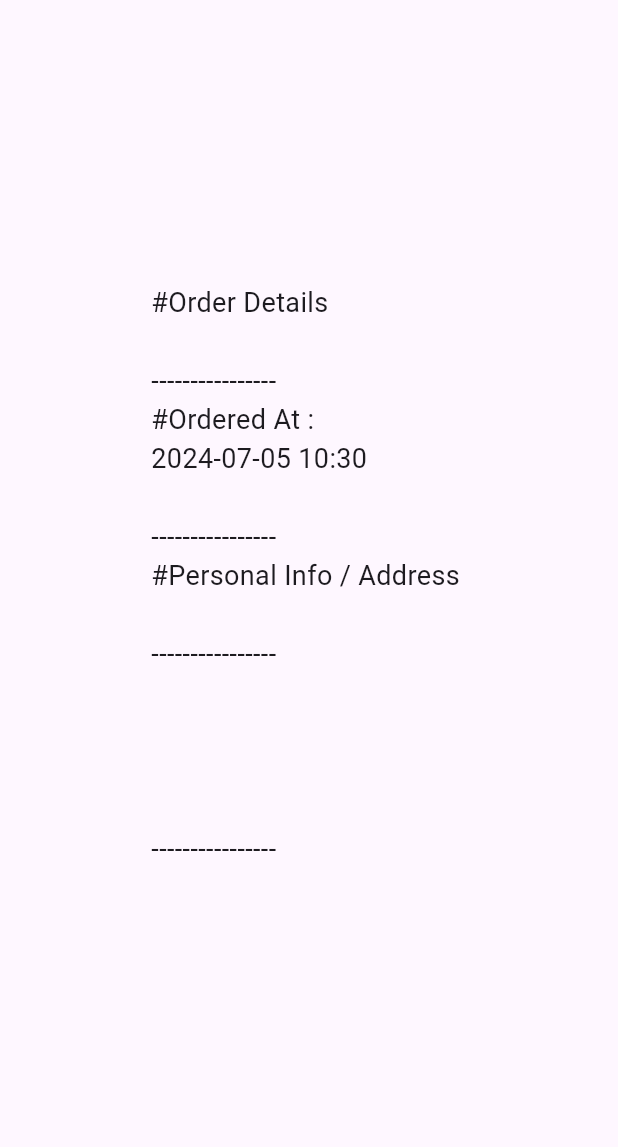
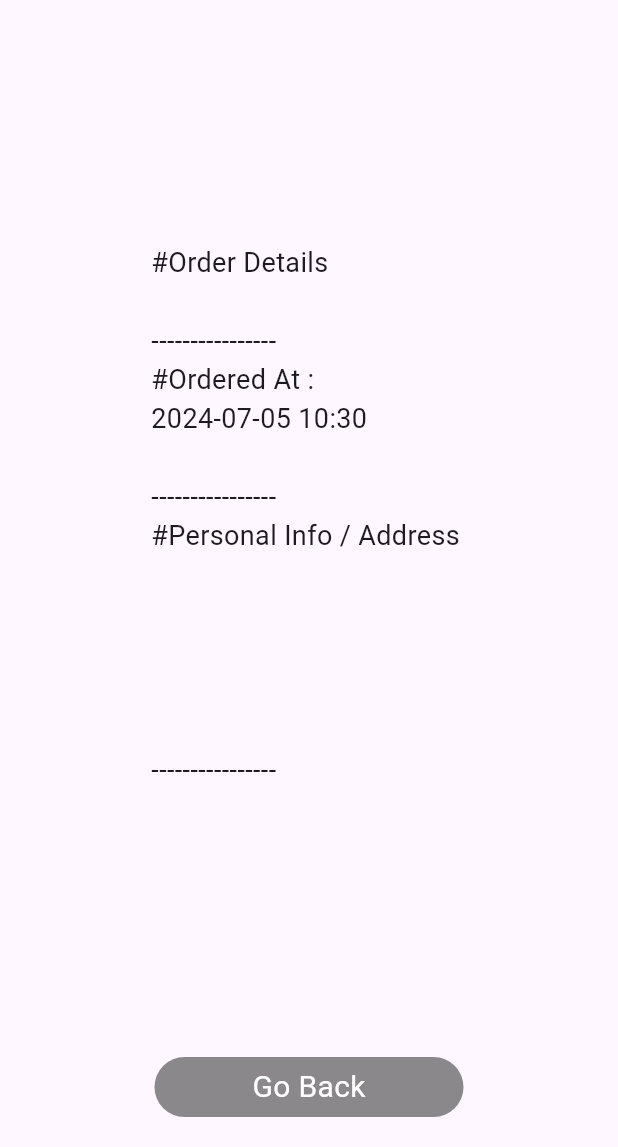
Before and after one commit to BreezyWeezy15/SushiAppFlutter, a Flutter app: the OrderPage screen opened directly with empty values, on a phone screen of 412 x 824 dp, the part 89-1236 px from its top. Run offline on Flutter 3.47's test engine with Material 3 defaults, Android fonts, the phone set to English and light mode, and no system bars; our stand-ins replace cloud_firestore, drift, firebase_auth, firebase_core, flutter_spinkit, fluttertoast and 2 more; missing offline and left inert: flutter_stripe; accounts and stored records are empty; generated files the repository leaves out were written again.

Commit message:
new changes

```diff
--- a/lib/pages/order_page.dart
+++ b/lib/pages/order_page.dart
@@ -2,6 +2,7 @@ import 'package:flutter/material.dart';
 import 'package:intl/intl.dart';
 import 'package:sushi_restaurant/components/fonts.dart';
 import 'package:sushi_restaurant/main.dart';
+import 'package:sushi_restaurant/pages/ui/home_page.dart';
 
 import '../db/sushi_database.dart';
 
@@ -27,6 +28,8 @@ class _OrderPageState extends State<OrderPage> {
   void initState() {
     super.initState();
     sushiDatabase.deleteAllSushi();
+    databaseService.saveOrder(getReceipt());
+
   }
 
   @override
@@ -39,8 +42,21 @@ class _OrderPageState extends State<OrderPage> {
             const SizedBox(height: 30,),
             Text('Delivery Information',style: getSerifFont().copyWith(fontSize: 20)),
             const SizedBox(height: 30,),
-            Expanded(
-              child: Center(child: Text(getReceipt(),style: getSerifFont().copyWith(fontSize: 18),),),
+            Expanded(child: Center(child: Text(getReceipt(),style: getSerifFont().copyWith(fontSize: 18),),)),
+            GestureDetector(
+              onTap: (){
+                Navigator.pushReplacement(context, MaterialPageRoute(builder: (_) => const HomePage()));
+              },
+              child: Container(
+                width: MediaQuery.of(context).size.width / 2,
+                height: 40,
+                margin: const EdgeInsets.all(20),
+                decoration: BoxDecoration(
+                    borderRadius: BorderRadius.circular(30),
+                    color: Colors.black45
+                ),
+                child: Center(child: Text('Go Back',style: getSerifFont().copyWith(fontSize: 20,color: Colors.white),),),
+              ),
             )
           ],
         ),
@@ -68,7 +84,6 @@ class _OrderPageState extends State<OrderPage> {
     receipt.writeln('#Personal Info / Address ');
     receipt.writeln();
 
-    receipt.writeln('----------------');
 
     // Full Name
     receipt.write(widget.fullName);
--- a/lib/payment/stripe_payment_handler.dart
+++ b/lib/payment/stripe_payment_handler.dart
@@ -53,7 +53,7 @@ class StripePaymentHandler {
     try {
       await Stripe.instance.presentPaymentSheet();
       if(context.mounted) {
-        Navigator.push(context, MaterialPageRoute(builder: (_) =>  OrderPage(
+        Navigator.pushReplacement(context, MaterialPageRoute(builder: (_) =>  OrderPage(
         total: total,fullName: fullName,email: email,phone: phone,city: city,address: address,
         zipCode: zipCode,data: data,
       )));
```
Also changed, not shown: lib/pages/ui/home_page.dart (+17 -10 lines), lib/pages/ui/orders_page.dart (added, +91 -0 lines), lib/services/auth/database_service.dart (+37 -3 lines), assets/images/order.png (added).
